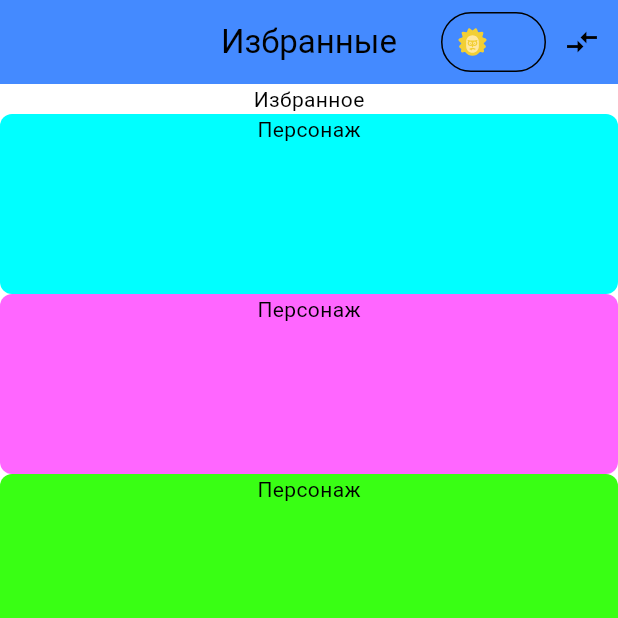
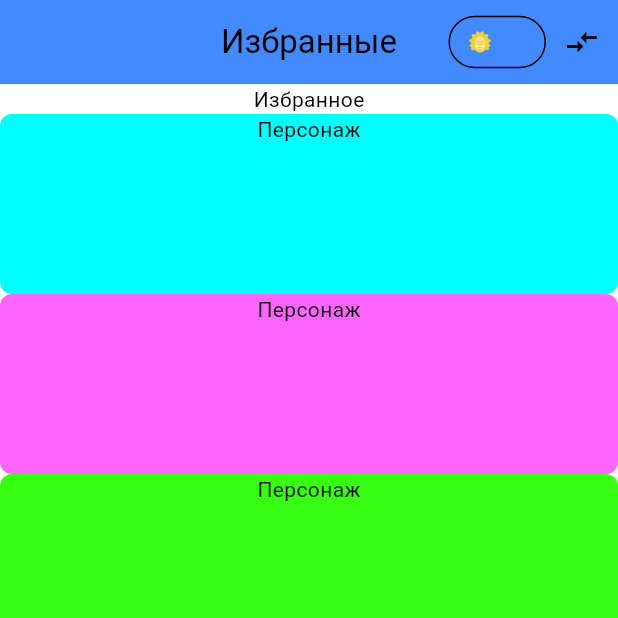
Before and after one commit to Vasilii999/Rick-And-Morty, a Flutter app: the screen it shows after launch, item 2 of the bottom bar chosen, on a phone screen of 412 x 824 dp, the top half of it. Run offline on Flutter 3.47's test engine with Material 3 defaults, Android fonts, the phone set to English and light mode, and no system bars; drawn by our look-alikes of flutter_switch; our stand-ins replace dio, flutter_bloc, flutter_screenutil, flutter_svg, freezed_annotation, get_it and 3 more; accounts and stored records are empty; network calls fail.

Commit message:
Добавлена смена темы

```diff
--- a/lib/common/theme/bloc/theme_cubit.dart
+++ b/lib/common/theme/bloc/theme_cubit.dart
@@ -1,12 +1,23 @@
-
-
 import 'package:rick_and_morty/common/theme/bloc/theme_state.dart';
+import 'package:rick_and_morty/domain/repositories/theme_repository.dart';
 import 'package:rick_and_morty/utils/presentation_exports.dart';
 
 class ThemeCubit extends Cubit<ThemeState> {
-  ThemeCubit() : super(ThemeState(theme: AppTheme.light));
+  final ThemeRepository repository;
 
-  Future<void> switchTheme() async{
+  ThemeCubit(this.repository) : super(ThemeState(theme: AppTheme.light)) {
+    loadTheme();
+  }
 
+
+  Future<void> loadTheme() async {
+    final theme = await repository.read();
+    emit(ThemeState(theme: theme));
+  }
+
+  Future<void> switchTheme() async {
+    final newTheme = state.theme.toggle();
+    await repository.save(newTheme);
+    emit(ThemeState(theme: newTheme));
   }
 }
--- a/lib/domain/repositories/theme_repository.dart
+++ b/lib/domain/repositories/theme_repository.dart
@@ -0,0 +1,7 @@
+import 'package:rick_and_morty/common/common.dart';
+
+abstract interface class ThemeRepository {
+  Future<void> save(AppTheme theme);
+
+  Future<AppTheme> read();
+}
--- a/lib/presentation/application/application.dart
+++ b/lib/presentation/application/application.dart
@@ -1,3 +1,6 @@
+import 'package:rick_and_morty/common/theme/bloc/theme_cubit.dart';
+import 'package:rick_and_morty/common/theme/bloc/theme_state.dart';
+import 'package:rick_and_morty/domain/repositories/theme_repository.dart';
 import 'package:rick_and_morty/utils/presentation_exports.dart';
 import 'package:rick_and_morty/presentation/pages/list_characters_page/bloc/bloc.dart';
 
@@ -9,12 +12,18 @@ class Application extends StatelessWidget {
     return MultiBlocProvider(
       providers: [
         BlocProvider(create: (context) => ListCharactersCubit()),
+        BlocProvider(create: (context) => ThemeCubit(di.get<ThemeRepository>()),
+    ),
       ],
-      child: MaterialApp(
-        debugShowCheckedModeBanner: false,
-        title: 'Flutter Demo',
-        theme: lightTheme,
-        home: HomePage(),
+      child: BlocBuilder<ThemeCubit, ThemeState>(
+        builder: (context, state) {
+          return MaterialApp(
+            debugShowCheckedModeBanner: false,
+            title: 'Flutter Demo',
+            theme: state.theme.themeData,
+            home: HomePage(),
+          );
+        },
       ),
     );
   }
--- a/lib/presentation/pages/home_page/home_page.dart
+++ b/lib/presentation/pages/home_page/home_page.dart
@@ -1,3 +1,5 @@
+import 'package:rick_and_morty/common/theme/bloc/theme_cubit.dart';
+import 'package:rick_and_morty/presentation/pages/home_page/widgets/theme_switch.dart';
 import 'package:rick_and_morty/utils/presentation_exports.dart';
 
 class HomePage extends StatefulWidget {
@@ -9,7 +11,6 @@ class HomePage extends StatefulWidget {
 
 class _MyHomePageState extends State<HomePage> {
   final _index = ValueNotifier<int>(0);
-  bool _switch = false;
 
   final List<Widget> _pages = [
     const ListCharactersPage(),
@@ -25,27 +26,7 @@ class _MyHomePageState extends State<HomePage> {
           appBar: AppBar(
             title: Text(_index.value == 0 ? 'Персонажи' : 'Избранные'),
             actions: [
-              FlutterSwitch(
-                activeIcon: Assets.svgs.rickNight.svg(),
-                activeColor: Colors.blue,
-                inactiveColor: Colors.blueAccent,
-                inactiveIcon: Assets.svgs.rickLight.svg(),
-                inactiveSwitchBorder: Border.all(width: 1,color: Colors.black),
-                activeSwitchBorder: Border.all(width: 1,color: Colors.black),
-                activeToggleColor: Colors.transparent,
-                inactiveToggleColor: Colors.transparent,
-                toggleSize: 32,
-                width: 70,
-                height: 40,
-                borderRadius: 30.0,
-                showOnOff: false,
-                value: _switch,
-                onToggle: (val) {
-                  setState(() {
-                    _switch = val;
-                  });
-                },
-              ),
+              ThemeSwitch(),
               IconButton(
                 onPressed: () {},
                 icon: Icon(Icons.compare_arrows_outlined),
--- /dev/null
+++ b/lib/presentation/pages/home_page/widgets/theme_switch.dart
@@ -0,0 +1,29 @@
+import 'package:rick_and_morty/common/theme/bloc/theme_cubit.dart';
+import 'package:rick_and_morty/utils/presentation_exports.dart';
+
+class ThemeSwitch extends StatelessWidget {
+  const ThemeSwitch({super.key});
+
+  @override
+  Widget build(BuildContext context) {
+    return FlutterSwitch(
+      activeIcon: Assets.svgs.rickNight.svg(),
+      activeColor: Colors.blue,
+      inactiveColor: Colors.blueAccent,
+      inactiveIcon: Assets.svgs.rickLight.svg(),
+      inactiveSwitchBorder: Border.all(width: 1, color: Colors.black),
+      activeSwitchBorder: Border.all(width: 1, color: Colors.black),
+      activeToggleColor: Colors.transparent,
+      inactiveToggleColor: Colors.transparent,
+      toggleSize: 32,
+      width: 65,
+      height: 35,
+      borderRadius: 30.0,
+      showOnOff: false,
+      value: context.read<ThemeCubit>().state.theme == AppTheme.dark,
+      onToggle: (val) {
+        context.read<ThemeCubit>().switchTheme();
+      },
+    );
+  }
+}
--- /dev/null
+++ b/lib/presentation/utils/presentation_exports.dart
@@ -0,0 +1 @@
+// TODO Implement this library.
```
Also changed, not shown: lib/common/theme/app_theme.dart (+11 -1 lines), lib/data/datasources/local/theme_hive_repository.dart (added, +24 -0 lines), lib/main.dart (+6 -2 lines), lib/data/datasources/local/theme_repository_impl.dart (deleted).
